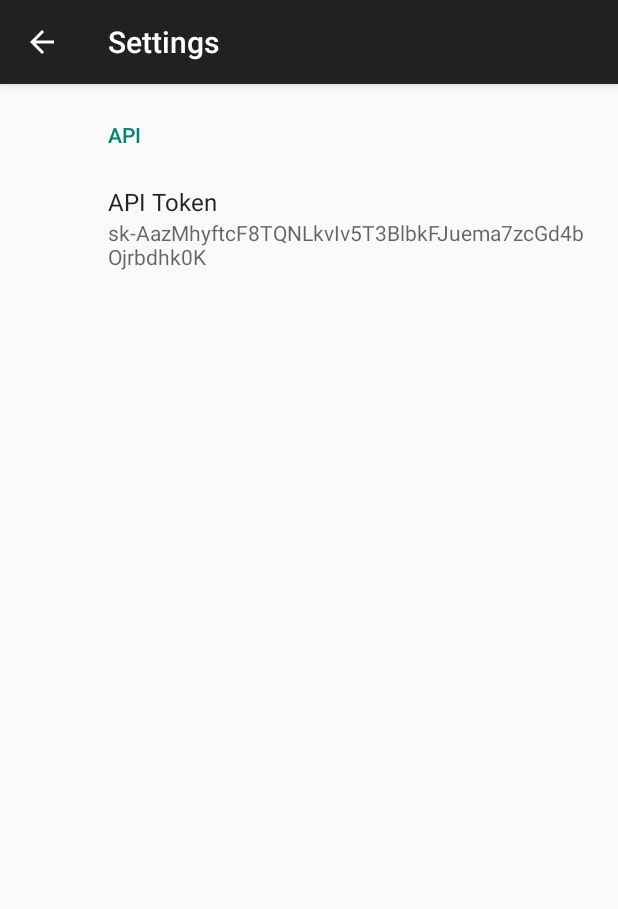
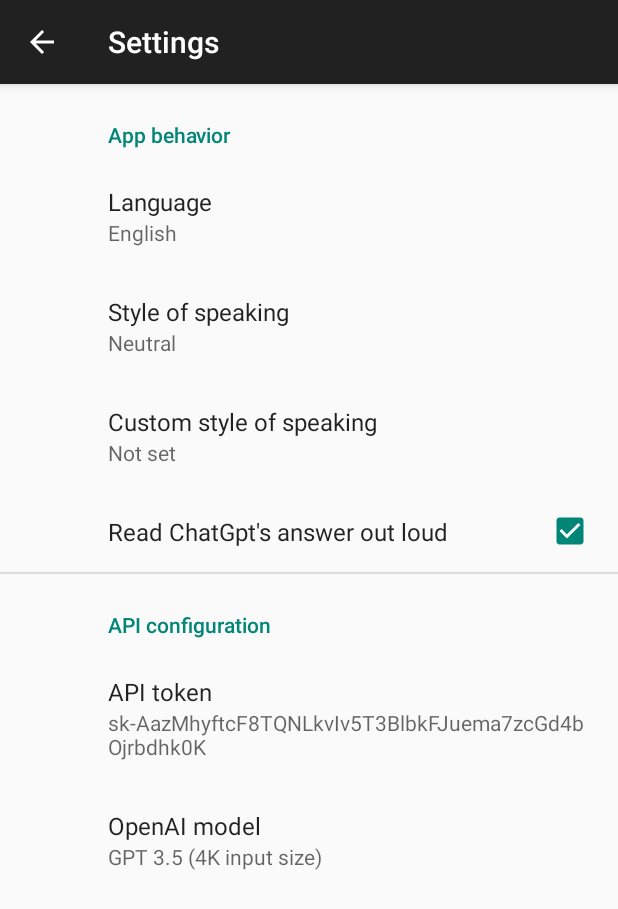
Before and after one commit to csoltenborn/app_entwicklung_MFAX422A, an Android app: the screen it shows after launch (PrefsActivity), in the options menu, after a tap on "Settings", on a phone screen of 412 x 824 dp. Shown: the top 909 px of the screen. Run offline under Robolectric (Android 15) with nearby library versions, the phone set to English and light mode, and no system bars; our stand-ins replace androidx.preference.

Commit message:
added more settings

```diff
--- a/app/src/main/java/de/fhdw/app_entwicklung/chatgpt/MainFragment.java
+++ b/app/src/main/java/de/fhdw/app_entwicklung/chatgpt/MainFragment.java
@@ -14,7 +14,7 @@ import androidx.annotation.Nullable;
 import androidx.fragment.app.Fragment;
 
 import java.util.List;
-import java.util.Locale;
+import java.util.stream.Collectors;
 
 import de.fhdw.app_entwicklung.chatgpt.model.Author;
 import de.fhdw.app_entwicklung.chatgpt.model.Chat;
@@ -45,8 +45,7 @@ public class MainFragment extends Fragment {
                 scrollToEnd();
 
                 MainActivity.backgroundExecutorService.execute(() -> {
-                    String apiToken = prefs.getApiToken();
-                    IChatGpt chatGpt = new MockChatGpt(apiToken);
+                    IChatGpt chatGpt = new MockChatGpt(prefs.getApiToken(), prefs.getModel());
                     String answer = chatGpt.getChatCompletion(chat);
 
                     Message answerMessage = new Message(Author.Assistant, answer);
@@ -56,7 +55,9 @@ public class MainFragment extends Fragment {
                         getTextView().append(CHAT_SEPARATOR);
                         getTextView().append(toString(answerMessage));
                         scrollToEnd();
-                        textToSpeech.speak(answer);
+                        if (prefs.speakOutLoud()) {
+                            textToSpeech.speak(answer);
+                        }
                     });
                 });
             });
@@ -75,16 +76,18 @@ public class MainFragment extends Fragment {
         super.onViewCreated(view, savedInstanceState);
 
         prefs = new PrefsFacade(requireContext());
-        textToSpeech = new TextToSpeechTool(requireContext(), Locale.GERMAN);
-        chat = new Chat();
+        textToSpeech = new TextToSpeechTool(requireContext(), prefs.getLocale());
+
         if (savedInstanceState != null) {
             chat = savedInstanceState.getParcelable(EXTRA_DATA_CHAT);
+        } else {
+            chat = createNewChat();
         }
 
         getAskButton().setOnClickListener(v ->
-                getTextFromSpeech.launch(new LaunchSpeechRecognition.SpeechRecognitionArgs(Locale.GERMAN)));
+                getTextFromSpeech.launch(new LaunchSpeechRecognition.SpeechRecognitionArgs(prefs.getLocale())));
         getResetButton().setOnClickListener(v -> {
-            chat = new Chat();
+            chat = createNewChat();
             updateTextView();
         });
         updateTextView();
@@ -113,7 +116,9 @@ public class MainFragment extends Fragment {
 
     private void updateTextView() {
         getTextView().setText("");
-        List<Message> messages = chat.getMessages();
+        List<Message> messages = chat.getMessages().stream()
+                .filter(message -> message.author != Author.System)
+                .collect(Collectors.toList());
         if (!messages.isEmpty()) {
             getTextView().append(toString(messages.get(0)));
             for (int i = 1; i < messages.size(); i++) {
@@ -126,6 +131,12 @@ public class MainFragment extends Fragment {
 
     private void scrollToEnd() {
         getScrollView().postDelayed(() -> getScrollView().fullScroll(ScrollView.FOCUS_DOWN), 300);
+    }
+
+    private Chat createNewChat() {
+        Chat chat = new Chat();
+        chat.addMessage(new Message(Author.System, prefs.getSpeakingStyle()));
+        return chat;
     }
 
     private CharSequence toString(Message message) {
--- a/app/src/main/java/de/fhdw/app_entwicklung/chatgpt/PrefsFacade.java
+++ b/app/src/main/java/de/fhdw/app_entwicklung/chatgpt/PrefsFacade.java
@@ -4,6 +4,8 @@ import android.content.Context;
 
 import androidx.annotation.NonNull;
 import androidx.preference.PreferenceManager;
+
+import java.util.Locale;
 
 public class PrefsFacade {
 
@@ -13,8 +15,46 @@ public class PrefsFacade {
         this.context = context;
     }
 
+    public boolean speakOutLoud() {
+        return PreferenceManager.getDefaultSharedPreferences(context).getBoolean("read_out_loud", true);
+    }
+
     public String getApiToken() {
         return PreferenceManager.getDefaultSharedPreferences(context).getString("api_token", "");
     }
 
+    public Locale getLocale() {
+        String language = PreferenceManager.getDefaultSharedPreferences(context).getString("language", "en");
+        switch (language) {
+            case "de":
+                return Locale.GERMANY;
+            case "en":
+                return Locale.US;
+            default:
+                throw new RuntimeException("Locale not supported: " + language);
+        }
+    }
+
+    public String getSpeakingStyle() {
+        String style = PreferenceManager.getDefaultSharedPreferences(context).getString("speaking_style", "neutral");
+        switch (style) {
+            case "neutral":
+                return "";
+            case "dog":
+                return "Speak in the style of a dog!";
+            case "trump":
+                return "Speak in the style of Donald Trump!";
+            case "shakespeare":
+                return "Speak in the style of William Shakespeare!";
+            case "custom":
+                return PreferenceManager.getDefaultSharedPreferences(context).getString("custom_speaking_style", "");
+            default:
+                throw new RuntimeException("Speaking style not supported: " + style);
+        }
+    }
+
+    public String getModel() {
+        return PreferenceManager.getDefaultSharedPreferences(context).getString("model_type", "gpt-3.5-turbo");
+    }
+
 }
--- a/app/src/main/java/de/fhdw/app_entwicklung/chatgpt/openai/ChatGpt.java
+++ b/app/src/main/java/de/fhdw/app_entwicklung/chatgpt/openai/ChatGpt.java
@@ -20,9 +20,11 @@ import de.fhdw.app_entwicklung.chatgpt.model.Message;
 public class ChatGpt implements IChatGpt {
 
     private final String apiToken;
+    private final String model;
 
-    public ChatGpt(String apiToken) {
+    public ChatGpt(String apiToken, String model) {
         this.apiToken = apiToken;
+        this.model = model;
     }
 
     @Override
@@ -34,7 +36,7 @@ public class ChatGpt implements IChatGpt {
                     .map(this::toChatMessage)
                     .collect(Collectors.toList());
             ChatCompletionRequest chatCompletionRequest = ChatCompletionRequest.builder()
-                    .model("gpt-3.5-turbo")
+                    .model(model)
                     .messages(messages)
                     .n(1)
                     .maxTokens(2048)
--- a/app/src/main/java/de/fhdw/app_entwicklung/chatgpt/openai/MockChatGpt.java
+++ b/app/src/main/java/de/fhdw/app_entwicklung/chatgpt/openai/MockChatGpt.java
@@ -9,7 +9,7 @@ import de.fhdw.app_entwicklung.chatgpt.model.Chat;
 public class MockChatGpt implements IChatGpt {
 
     /** @noinspection unused*/
-    public MockChatGpt(String apiToken) {
+    public MockChatGpt(String apiToken, String model) {
         // ignore...
     }
 
--- a/app/src/main/res/values/arrays.xml
+++ b/app/src/main/res/values/arrays.xml
@@ -1,2 +1,41 @@
 <resources>
+    <!-- Languages -->
+    <string-array name="language_entries">
+        <item>German</item>
+        <item>English</item>
+    </string-array>
+
+    <string-array name="language_values">
+        <item>de</item>
+        <item>en</item>
+    </string-array>
+
+    <!-- Speaking styles -->
+    <string-array name="speaking_style_entries">
+        <item>Neutral</item>
+        <item>Dog</item>
+        <item>Donald Trump</item>
+        <item>William Shakespeare</item>
+        <item>Custom</item>
+    </string-array>
+
+    <string-array name="speaking_style_values">
+        <item>neutral</item>
+        <item>dog</item>
+        <item>trump</item>
+        <item>shakespeare</item>
+        <item>custom</item>
+    </string-array>
+
+    <!-- Model types -->
+    <string-array name="model_type_entries">
+        <item>GPT 3.5 (4K input size)</item>
+        <item>GPT 3.5 (16K input size)</item>
+    </string-array>
+
+    <string-array name="model_type_values">
+        <item>gpt-3.5-turbo</item>
+        <item>gpt-3.5-turbo-16k</item>
+    </string-array>
+
 </resources>
--- a/app/src/main/res/values/strings.xml
+++ b/app/src/main/res/values/strings.xml
@@ -3,4 +3,12 @@
     <string name="ask">Ask</string>
     <string name="settings">Settings</string>
     <string name="reset">Reset</string>
+    <string name="app_behavior">App behavior</string>
+    <string name="language">Language</string>
+    <string name="style_of_speaking">Style of speaking</string>
+    <string name="custom_style_of_speaking">Custom style of speaking</string>
+    <string name="read_chatgpt_s_answer_out_loud">Read ChatGpt\'s answer out loud</string>
+    <string name="api_configuration">API configuration</string>
+    <string name="api_token">API token</string>
+    <string name="openai_model">OpenAI model</string>
 </resources>
--- a/app/src/main/res/xml/root_preferences.xml
+++ b/app/src/main/res/xml/root_preferences.xml
@@ -1,11 +1,48 @@
-<PreferenceScreen xmlns:app="http://schemas.android.com/apk/res-auto">
+<PreferenceScreen xmlns:android="http://schemas.android.com/apk/res/android"
+    xmlns:app="http://schemas.android.com/apk/res-auto">
 
-    <PreferenceCategory app:title="API">
+    <PreferenceCategory app:title="@string/app_behavior">
+
+        <ListPreference
+            app:defaultValue="en"
+            app:entries="@array/language_entries"
+            app:entryValues="@array/language_values"
+            app:key="language"
+            app:title="@string/language"
+            app:useSimpleSummaryProvider="true" />
+        <ListPreference
+            android:defaultValue="neutral"
+            android:entries="@array/speaking_style_entries"
+            android:entryValues="@array/speaking_style_values"
+            android:key="speaking_style"
+            android:title="@string/style_of_speaking"
+            app:useSimpleSummaryProvider="true" />
+        <EditTextPreference
+            android:key="custom_speaking_style"
+            android:selectAllOnFocus="true"
+            android:singleLine="true"
+            android:title="@string/custom_style_of_speaking"
+            app:useSimpleSummaryProvider="true" />
+        <CheckBoxPreference
+            android:defaultValue="true"
+            android:key="read_out_loud"
+            android:title="@string/read_chatgpt_s_answer_out_loud" />
+
+    </PreferenceCategory>
+
+    <PreferenceCategory app:title="@string/api_configuration">
 
         <EditTextPreference
+            app:defaultValue="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"
             app:key="api_token"
-            app:title="API Token"
-            app:defaultValue="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"
+            app:title="@string/api_token"
+            app:useSimpleSummaryProvider="true" />
+        <ListPreference
+            android:defaultValue="gpt-3.5-turbo"
+            android:entries="@array/model_type_entries"
+            android:entryValues="@array/model_type_values"
+            android:key="model_type"
+            android:title="@string/openai_model"
             app:useSimpleSummaryProvider="true" />
 
     </PreferenceCategory>
```
Also changed, not shown: 1 other file.
